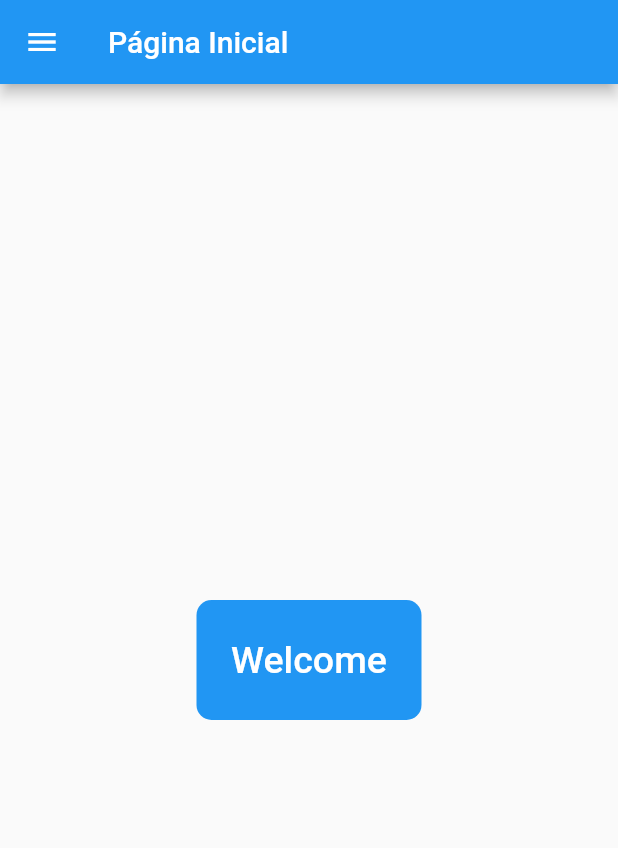
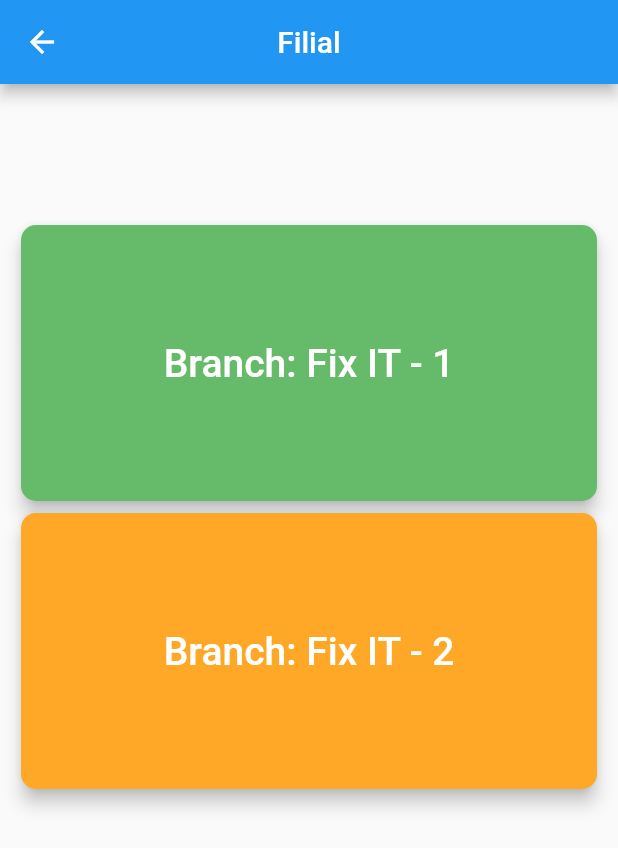
Before and after one commit to marcoanlopes/fixit, a Flutter app: the screen it shows after launch, after a tap on "Login", on a phone screen of 412 x 824 dp. Shown: the top 848 px of the screen. Run offline on Flutter 3.47's test engine with Material 2 defaults, Android fonts, the phone set to English and light mode, and no system bars; network calls fail.

Commit message:
Created BranchPage and refactor ServiceOrderPage

```diff
--- /dev/null
+++ b/lib/BranchPage.dart
@@ -0,0 +1,98 @@
+import 'package:flutter/material.dart';
+
+class BranchPage extends StatefulWidget {
+  @override
+  _BranchPageState createState() => _BranchPageState();
+}
+
+class _BranchPageState extends State<BranchPage> {
+  @override
+  Widget build(BuildContext context) {
+    return Scaffold(
+      appBar: AppBar(
+        centerTitle: true,
+        title: Text('Filial'),
+      ),
+      body: _body(context),
+      // body: BottomNavBar(),
+    );
+  }
+}
+
+_body(context) {
+  return SingleChildScrollView(
+    child: Container(
+      padding: EdgeInsets.symmetric(vertical: 90.0, horizontal: 10.0),
+      child: Center(
+        child: Column(
+          children: <Widget>[
+            Card(
+              elevation: 5,
+              shape: RoundedRectangleBorder(
+                borderRadius: BorderRadius.circular(10),
+              ),
+              color: Colors.green[400],
+              child: Container(
+                padding: EdgeInsets.symmetric(horizontal: 40, vertical: 60),
+                child: Column(
+                  children: <Widget>[
+                    // Image.network(
+                    //     "https://flutter.io/images/catalog-widget-placeholder.png"),
+                    ButtonBar(
+                      alignment: MainAxisAlignment.center,
+                      children: <Widget>[
+                        TextButton(
+                          child: const Text(
+                            'Branch: Fix IT - 1',
+                            style: TextStyle(
+                              color: Colors.white,
+                              fontSize: 26.0,
+                            ),
+                          ),
+                          onPressed: () {
+                            Navigator.pushNamed(context, '/HomePage');
+                          },
+                        ),
+                      ],
+                    ),
+                  ],
+                ),
+              ),
+            ),
+            Card(
+              elevation: 5,
+              shape: RoundedRectangleBorder(
+                borderRadius: BorderRadius.circular(10),
+              ),
+              color: Colors.orange[400],
+              child: Container(
+                padding: EdgeInsets.symmetric(horizontal: 40, vertical: 60),
+                child: Column(
+                  children: <Widget>[
+                    // Image.network(
+                    //     "https://flutter.io/images/catalog-widget-placeholder.png"),
+                    ButtonBar(
+                      alignment: MainAxisAlignment.center,
+                      children: <Widget>[
+                        TextButton(
+                          child: const Text(
+                            'Branch: Fix IT - 2',
+                            style: TextStyle(
+                              color: Colors.white,
+                              fontSize: 26.0,
+                            ),
+                          ),
+                          onPressed: () {},
+                        ),
+                      ],
+                    ),
+                  ],
+                ),
+              ),
+            ),
+          ],
+        ),
+      ),
+    ),
+  );
+}
--- a/lib/main.dart
+++ b/lib/main.dart
@@ -1,14 +1,17 @@
 import 'package:flutter/material.dart';
 
+import 'BranchPage.dart';
+import 'CustomerPage.dart';
 import 'HomePage.dart';
-import 'NewSOPage.dart';
-// import 'oldmain.dart';
+import 'ServiceOrderPage.dart';
 
 void main() {
   runApp(MyApp());
 }
 
 class MyApp extends StatelessWidget {
+  const MyApp({Key? key}) : super(key: key);
+
   @override
   Widget build(BuildContext context) {
     return MaterialApp(
@@ -17,8 +20,9 @@ class MyApp extends StatelessWidget {
       routes: {
         '/HomePage': (context) => HomePage(),
         '/Login': (context) => Login(),
-        '/NewSOPage': (context) => NewSOPage(),
-        // '/secondScreen': (context) => SecondScreen()
+        '/ServiceOrderPage': (context) => ServiceOrderPage(),
+        '/CustomerPage': (context) => CustomerPage(),
+        '/BranchPage': (context) => BranchPage(),
       },
       home: Login(),
     );
@@ -47,15 +51,11 @@ class _LoginState extends State<Login> {
                 child: Container(
                     width: 200,
                     height: 150,
-                    /*decoration: BoxDecoration(
-                        color: Colors.red,
-                        borderRadius: BorderRadius.circular(50.0)),*/
                     child: Image.asset('asset/images/FixIt.png')),
               ),
             ),
             Padding(
-              //padding: const EdgeInsets.only(left:15.0,right: 15.0,top:0,bottom: 0),
-              padding: EdgeInsets.symmetric(horizontal: 15),
+              padding: EdgeInsets.symmetric(horizontal: 40, vertical: 10),
               child: TextField(
                 decoration: InputDecoration(
                     border: OutlineInputBorder(),
@@ -65,12 +65,11 @@ class _LoginState extends State<Login> {
             ),
             Padding(
               padding: const EdgeInsets.only(
-                left: 15.0,
-                right: 15.0,
-                top: 15,
+                left: 40.0,
+                right: 40.0,
+                top: 10,
                 bottom: 0,
               ),
-              //padding: EdgeInsets.symmetric(horizontal: 15),
               child: TextField(
                 obscureText: true,
                 decoration: InputDecoration(
@@ -79,7 +78,7 @@ class _LoginState extends State<Login> {
                     hintText: 'Digite sua senha'),
               ),
             ),
-            FlatButton(
+            TextButton(
               onPressed: () {
                 //TODO FORGOT PASSWORD SCREEN GOES HERE
               },
@@ -93,9 +92,9 @@ class _LoginState extends State<Login> {
               width: 250,
               decoration: BoxDecoration(
                   color: Colors.blue, borderRadius: BorderRadius.circular(20)),
-              child: FlatButton(
+              child: TextButton(
                 onPressed: () {
-                  Navigator.pushNamed(context, '/HomePage');
+                  Navigator.pushNamed(context, '/BranchPage');
                 },
                 child: Text(
                   'Login',
@@ -104,7 +103,7 @@ class _LoginState extends State<Login> {
               ),
             ),
             SizedBox(
-              height: 130,
+              height: 120,
             ),
             Text('Novo usuário? Criar conta nova')
           ],
```
Also changed, not shown: lib/BottomCustomerNavBar.dart (added, +77 -0 lines), lib/BottomNavBar.dart (added, +133 -0 lines), lib/CustomerPage.dart (added, +21 -0 lines), lib/HomePage.dart (+81 -17 lines), lib/NavBar.dart (+4 -19 lines), lib/NewSOPage.dart (deleted, +0 -37 lines), lib/ServiceOrderPage.dart (added, +22 -0 lines), lib/oldmain.dart (deleted, +0 -66 lines).
